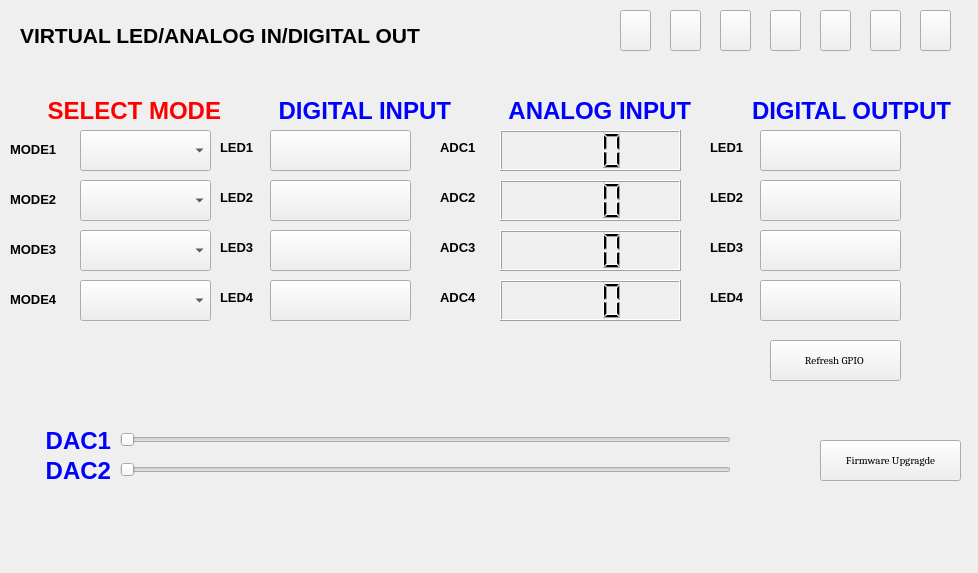
This is QT/nc_io/adio_pin.ui in natashaiwscope/iot_hw as Qt 5 draws it before an edit. The edited form follows.
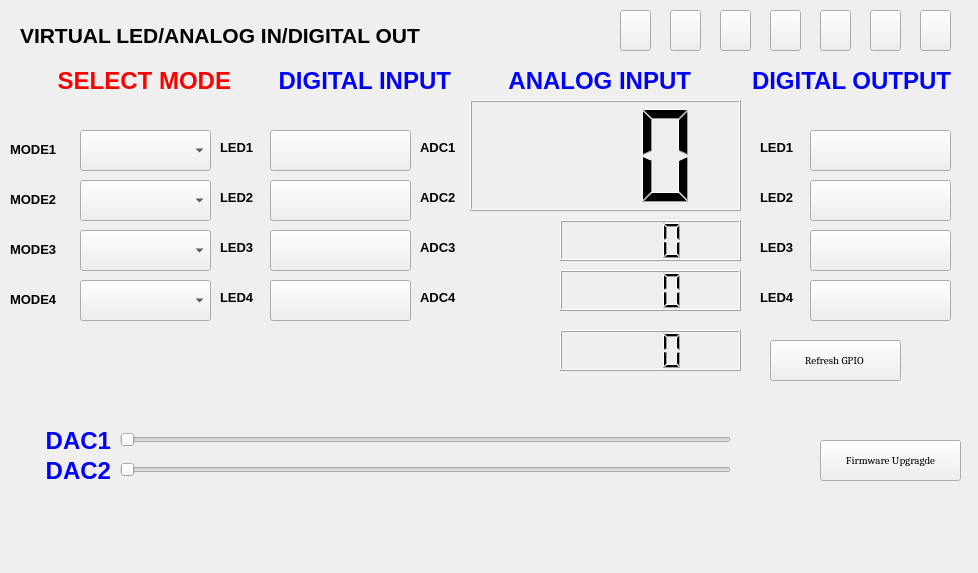
This is the edited form.

Commit message: Thu Jun  7 08:54:06 EDT 2018

Patch:
```diff
--- a/QT/nc_io/adio_pin.ui
+++ b/QT/nc_io/adio_pin.ui
@@ -16,10 +16,10 @@
   <widget class="QLCDNumber" name="Dec_LCD1">
    <property name="geometry">
     <rect>
-     <x>500</x>
-     <y>130</y>
-     <width>181</width>
-     <height>41</height>
+     <x>470</x>
+     <y>100</y>
+     <width>271</width>
+     <height>111</height>
     </rect>
    </property>
    <property name="smallDecimalPoint">
@@ -218,8 +218,8 @@
   <widget class="QLCDNumber" name="Dec_LCD2">
    <property name="geometry">
     <rect>
-     <x>500</x>
-     <y>180</y>
+     <x>560</x>
+     <y>220</y>
      <width>181</width>
      <height>41</height>
     </rect>
@@ -237,8 +237,8 @@
   <widget class="QLCDNumber" name="Dec_LCD3">
    <property name="geometry">
     <rect>
-     <x>500</x>
-     <y>280</y>
+     <x>560</x>
+     <y>330</y>
      <width>181</width>
      <height>41</height>
     </rect>
@@ -256,8 +256,8 @@
   <widget class="QLCDNumber" name="Dec_LCD4">
    <property name="geometry">
     <rect>
-     <x>500</x>
-     <y>230</y>
+     <x>560</x>
+     <y>270</y>
      <width>181</width>
      <height>41</height>
     </rect>
@@ -275,7 +275,7 @@
   <widget class="QLabel" name="label_8">
    <property name="geometry">
     <rect>
-     <x>440</x>
+     <x>420</x>
      <y>140</y>
      <width>41</width>
      <height>16</height>
@@ -288,7 +288,7 @@
   <widget class="QLabel" name="label_9">
    <property name="geometry">
     <rect>
-     <x>440</x>
+     <x>420</x>
      <y>190</y>
      <width>41</width>
      <height>16</height>
@@ -301,7 +301,7 @@
   <widget class="QLabel" name="label_10">
    <property name="geometry">
     <rect>
-     <x>440</x>
+     <x>420</x>
      <y>290</y>
      <width>41</width>
      <height>16</height>
@@ -314,7 +314,7 @@
   <widget class="QLabel" name="label_11">
    <property name="geometry">
     <rect>
-     <x>440</x>
+     <x>420</x>
      <y>240</y>
      <width>41</width>
      <height>16</height>
@@ -327,7 +327,7 @@
   <widget class="QPushButton" name="ILED_4">
    <property name="geometry">
     <rect>
-     <x>760</x>
+     <x>810</x>
      <y>280</y>
      <width>141</width>
      <height>41</height>
@@ -343,7 +343,7 @@
   <widget class="QLabel" name="label_14">
    <property name="geometry">
     <rect>
-     <x>710</x>
+     <x>760</x>
      <y>140</y>
      <width>41</width>
      <height>16</height>
@@ -356,7 +356,7 @@
   <widget class="QPushButton" name="ILED_2">
    <property name="geometry">
     <rect>
-     <x>760</x>
+     <x>810</x>
      <y>180</y>
      <width>141</width>
      <height>41</height>
@@ -372,7 +372,7 @@
   <widget class="QLabel" name="label_15">
    <property name="geometry">
     <rect>
-     <x>710</x>
+     <x>760</x>
      <y>190</y>
      <width>41</width>
      <height>16</height>
@@ -385,7 +385,7 @@
   <widget class="QLabel" name="label_16">
    <property name="geometry">
     <rect>
-     <x>710</x>
+     <x>760</x>
      <y>290</y>
      <width>41</width>
      <height>16</height>
@@ -398,7 +398,7 @@
   <widget class="QPushButton" name="ILED_3">
    <property name="geometry">
     <rect>
-     <x>760</x>
+     <x>810</x>
      <y>230</y>
      <width>141</width>
      <height>41</height>
@@ -414,7 +414,7 @@
   <widget class="QLabel" name="label_17">
    <property name="geometry">
     <rect>
-     <x>710</x>
+     <x>760</x>
      <y>240</y>
      <width>41</width>
      <height>16</height>
@@ -427,7 +427,7 @@
   <widget class="QPushButton" name="ILED_1">
    <property name="geometry">
     <rect>
-     <x>760</x>
+     <x>810</x>
      <y>130</y>
      <width>141</width>
      <height>41</height>
@@ -444,7 +444,7 @@
    <property name="geometry">
     <rect>
      <x>470</x>
-     <y>90</y>
+     <y>60</y>
      <width>221</width>
      <height>42</height>
     </rect>
@@ -615,8 +615,8 @@
   <widget class="QLabel" name="red_label_2">
    <property name="geometry">
     <rect>
-     <x>20</x>
-     <y>90</y>
+     <x>30</x>
+     <y>60</y>
      <width>201</width>
      <height>42</height>
     </rect>
@@ -632,7 +632,7 @@
    <property name="geometry">
     <rect>
      <x>230</x>
-     <y>90</y>
+     <y>60</y>
      <width>221</width>
      <height>42</height>
     </rect>
@@ -648,7 +648,7 @@
    <property name="geometry">
     <rect>
      <x>710</x>
-     <y>90</y>
+     <y>60</y>
      <width>241</width>
      <height>42</height>
     </rect>
```
